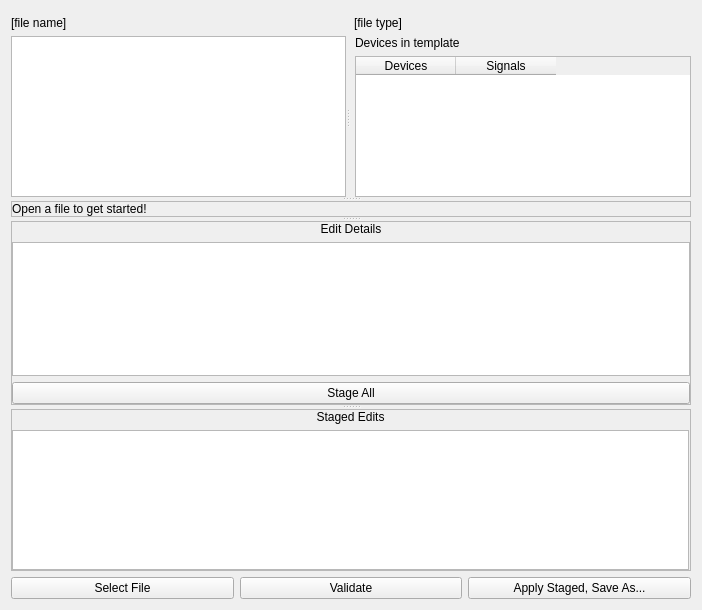
First picture: the form in atef/ui/fill_template_page.ui, repository pcdshub/atef, before the edit.
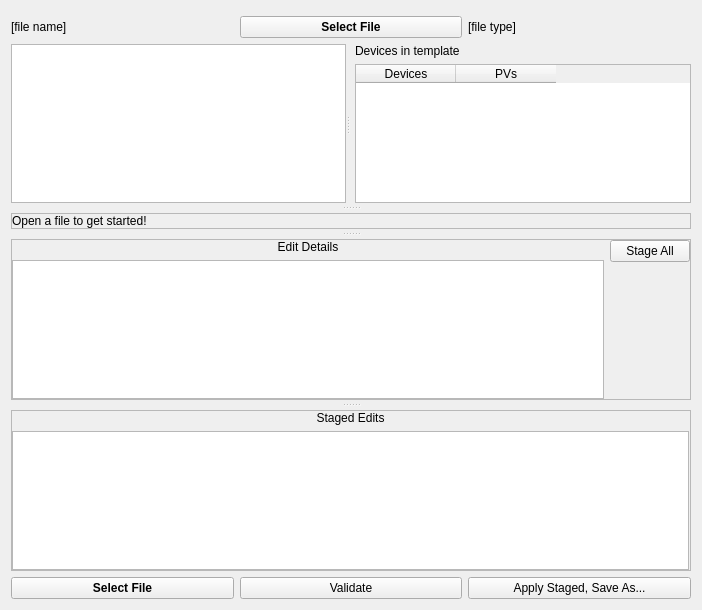
Second picture: the form after the edit. Custom widgets are drawn as their Qt base class.

Commit message: MNT: review comments, add top level select-file button

Patch:
```diff
--- a/atef/ui/fill_template_page.ui
+++ b/atef/ui/fill_template_page.ui
@@ -26,6 +26,19 @@
        </property>
       </widget>
      </item>
+     <item>
+      <widget class="QPushButton" name="top_open_button">
+       <property name="font">
+        <font>
+         <weight>75</weight>
+         <bold>true</bold>
+        </font>
+       </property>
+       <property name="text">
+        <string>Select File</string>
+       </property>
+      </widget>
+     </item>
      <item>
       <widget class="QLabel" name="type_label">
        <property name="text">
@@ -37,9 +50,15 @@
    </item>
    <item>
     <widget class="QSplitter" name="vert_splitter">
+     <property name="midLineWidth">
+      <number>5</number>
+     </property>
      <property name="orientation">
       <enum>Qt::Vertical</enum>
      </property>
+     <property name="handleWidth">
+      <number>10</number>
+     </property>
      <widget class="QSplitter" name="overview_splitter">
       <property name="orientation">
        <enum>Qt::Horizontal</enum>
@@ -91,7 +110,7 @@
           </column>
           <column>
            <property name="text">
-            <string>Signals</string>
+            <string>PVs</string>
            </property>
           </column>
          </widget>
@@ -108,7 +127,7 @@
       </property>
       <property name="minimumSize">
        <size>
-        <width>50</width>
+        <width>200</width>
         <height>0</height>
        </size>
       </property>
@@ -162,7 +181,7 @@
       <property name="frameShadow">
        <enum>QFrame::Raised</enum>
       </property>
-      <layout class="QVBoxLayout" name="verticalLayout_3">
+      <layout class="QHBoxLayout" name="horizontalLayout">
        <property name="leftMargin">
         <number>0</number>
        </property>
@@ -173,6 +192,11 @@
         <number>0</number>
        </property>
        <property name="bottomMargin">
+        <number>0</number>
+       </property>
+       <item>
+        <layout class="QVBoxLayout" name="verticalLayout_5">
+         <property name="topMargin">
         <number>0</number>
        </property>
        <item>
@@ -188,6 +212,13 @@
        <item>
         <widget class="QListWidget" name="details_list"/>
        </item>
+        </layout>
+       </item>
+       <item>
+        <layout class="QVBoxLayout" name="verticalLayout_3">
+         <property name="leftMargin">
+          <number>0</number>
+         </property>
        <item>
         <widget class="QPushButton" name="stage_all_button">
          <property name="text">
@@ -195,6 +226,24 @@
          </property>
         </widget>
        </item>
+         <item>
+          <widget class="PyDMDrawingLine" name="PyDMDrawingLine">
+           <property name="toolTip">
+            <string/>
+           </property>
+           <property name="penWidth" stdset="0">
+            <double>5.000000000000000</double>
+           </property>
+           <property name="rotation" stdset="0">
+            <double>90.000000000000000</double>
+           </property>
+           <property name="arrowStartPoint" stdset="0">
+            <bool>true</bool>
+           </property>
+          </widget>
+         </item>
+        </layout>
+       </item>
       </layout>
      </widget>
      <widget class="QFrame" name="stage_frame">
@@ -241,6 +290,12 @@
      </property>
      <item>
       <widget class="QPushButton" name="open_button">
+       <property name="font">
+        <font>
+         <weight>75</weight>
+         <bold>true</bold>
+        </font>
+       </property>
        <property name="text">
         <string>Select File</string>
        </property>
@@ -264,6 +319,13 @@
    </item>
   </layout>
  </widget>
+ <customwidgets>
+  <customwidget>
+   <class>PyDMDrawingLine</class>
+   <extends>QWidget</extends>
+   <header>pydm.widgets.drawing</header>
+  </customwidget>
+ </customwidgets>
  <resources/>
  <connections/>
 </ui>
```
Lines whose indentation alone changed are shown as unchanged. The commit also changes 1 other file.
